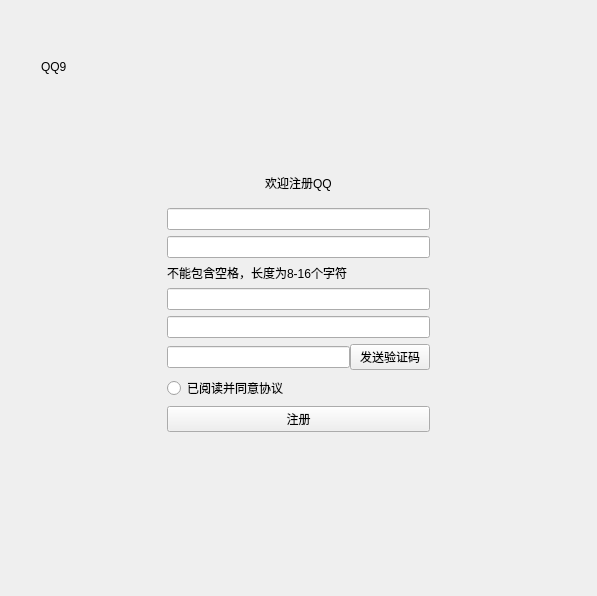
First picture: the form in SmartHome-Client/Client-UI/LoginWidget/RegisterPage.ui, repository rtomway/Qt-SmartHome, before the edit.
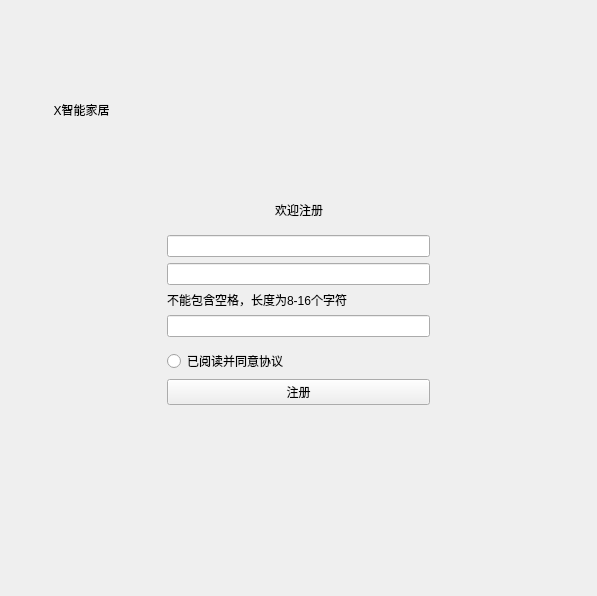
Second picture: the form after the edit.

```diff
--- a/SmartHome-Client/Client-UI/LoginWidget/RegisterPage.ui
+++ b/SmartHome-Client/Client-UI/LoginWidget/RegisterPage.ui
@@ -16,19 +16,67 @@
   <layout class="QHBoxLayout" name="horizontalLayout" stretch="1,2,1">
    <item>
     <widget class="QWidget" name="widget" native="true">
-     <widget class="QLabel" name="titleLab">
-      <property name="geometry">
-       <rect>
-        <x>30</x>
-        <y>20</y>
-        <width>71</width>
-        <height>71</height>
-       </rect>
+     <layout class="QVBoxLayout" name="verticalLayout_3" stretch="2,5">
+      <property name="spacing">
+       <number>0</number>
       </property>
-      <property name="text">
-       <string>QQ9</string>
+      <property name="leftMargin">
+       <number>0</number>
       </property>
-     </widget>
+      <property name="topMargin">
+       <number>20</number>
+      </property>
+      <property name="rightMargin">
+       <number>0</number>
+      </property>
+      <property name="bottomMargin">
+       <number>0</number>
+      </property>
+      <item>
+       <widget class="QWidget" name="widget_6" native="true">
+        <layout class="QVBoxLayout" name="verticalLayout_2">
+         <property name="spacing">
+          <number>0</number>
+         </property>
+         <property name="leftMargin">
+          <number>0</number>
+         </property>
+         <property name="topMargin">
+          <number>0</number>
+         </property>
+         <property name="rightMargin">
+          <number>0</number>
+         </property>
+         <property name="bottomMargin">
+          <number>0</number>
+         </property>
+         <item>
+          <widget class="QLabel" name="titleLab">
+           <property name="text">
+            <string>X智能家居</string>
+           </property>
+           <property name="alignment">
+            <set>Qt::AlignCenter</set>
+           </property>
+          </widget>
+         </item>
+        </layout>
+       </widget>
+      </item>
+      <item>
+       <spacer name="verticalSpacer_3">
+        <property name="orientation">
+         <enum>Qt::Vertical</enum>
+        </property>
+        <property name="sizeHint" stdset="0">
+         <size>
+          <width>20</width>
+          <height>396</height>
+         </size>
+        </property>
+       </spacer>
+      </item>
+     </layout>
     </widget>
    </item>
    <item>
@@ -66,7 +114,7 @@
          <item>
           <widget class="QLabel" name="headerLab">
            <property name="text">
-            <string>欢迎注册QQ</string>
+            <string>欢迎注册</string>
            </property>
           </widget>
          </item>
@@ -102,9 +150,6 @@
       <item>
        <widget class="QLineEdit" name="confidential"/>
       </item>
-      <item>
-       <widget class="QLineEdit" name="phoneEdit"/>
-      </item>
       <item>
        <widget class="QWidget" name="widget_5" native="true">
         <layout class="QHBoxLayout" name="horizontalLayout_3">
@@ -123,16 +168,6 @@
          <property name="bottomMargin">
           <number>0</number>
          </property>
-         <item>
-          <widget class="QLineEdit" name="verifyEdit"/>
-         </item>
-         <item>
-          <widget class="QPushButton" name="veriftBtn">
-           <property name="text">
-            <string>发送验证码</string>
-           </property>
-          </widget>
-         </item>
         </layout>
        </widget>
       </item>
```
